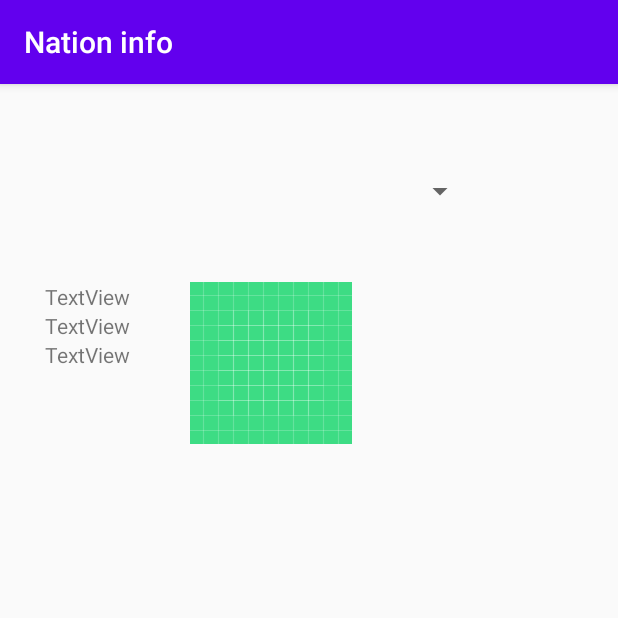
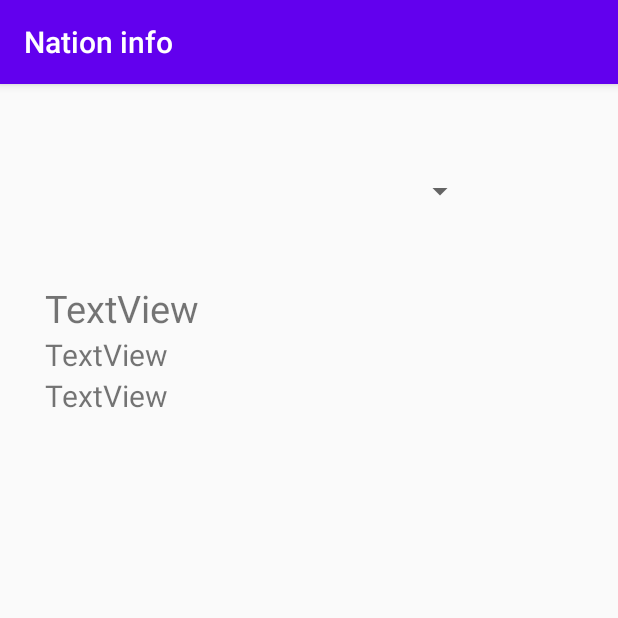
Before and after one commit to nannkau/contry, an Android app: the screen it shows after launch (MainActivity), on a phone screen of 412 x 824 dp, the top half of it. Run offline under Robolectric (Android 15) with nearby library versions, the phone set to English and light mode, and no system bars; pictures from the network do not load.

Commit message:
xong nà

```diff
--- a/app/build.gradle
+++ b/app/build.gradle
@@ -31,4 +31,7 @@ dependencies {
     testImplementation 'junit:junit:4.12'
     androidTestImplementation 'androidx.test.ext:junit:1.1.1'
     androidTestImplementation 'androidx.test.espresso:espresso-core:3.2.0'
+    implementation 'com.github.bumptech.glide:glide:4.11.0'
+    implementation 'com.android.support:support-v4:28.0.0'
+
 }
--- a/app/src/main/java/com/example/nationinfo/MainActivity.java
+++ b/app/src/main/java/com/example/nationinfo/MainActivity.java
@@ -6,11 +6,17 @@ import android.app.ProgressDialog;
 import android.os.AsyncTask;
 import android.os.Bundle;
 import android.util.Log;
+import android.view.View;
+import android.widget.AdapterView;
 import android.widget.ArrayAdapter;
+import android.widget.ImageView;
 import android.widget.ListAdapter;
 import android.widget.SimpleAdapter;
 import android.widget.Spinner;
+import android.widget.TextView;
 import android.widget.Toast;
+
+import com.bumptech.glide.Glide;
 
 import org.json.JSONArray;
 import org.json.JSONException;
@@ -29,45 +35,153 @@ import java.util.HashMap;
 public class MainActivity extends AppCompatActivity {
     ArrayList<Contry> countryList;
     Spinner spinner;
-
+    TextView textView;
+    TextView textView2;
+    TextView textView3;
+    ImageView imageView;
+    private String TAG = MainActivity.class.getSimpleName();
 
     @Override
     protected void onCreate(Bundle savedInstanceState) {
         super.onCreate(savedInstanceState);
         setContentView(R.layout.activity_main);
-        spinner= (Spinner) findViewById(R.id.spinner);
+       spinner= (Spinner) findViewById(R.id.spinner);
+       textView= (TextView) findViewById(R.id.textView);
+        textView2= (TextView) findViewById(R.id.textView2);
+        textView3= (TextView) findViewById(R.id.textView3);
+        imageView= (ImageView) findViewById(R.id.imageView);
        // new GetCountry().execute("http://api.geonames.org/countryInfoJSON?formatted=true&lang=it&username=nannkau&style=full");
-        new GetCountry().execute("http://api.geonames.org/findNearbyPlaceNameJSON?lat=47.3&lng=9&username=nannkau");
+//        new ReadJson().execute("http://api.geonames.org/findNearbyPlaceNameJSON?lat=47.3&lng=9&username=nannkau");
+        new GetContacts().execute();
+        countryList= new ArrayList<Contry>();
+        spinner.setOnItemSelectedListener(new AdapterView.OnItemSelectedListener() {
+            @Override
+            public void onItemSelected(AdapterView<?> parent, View view, int position, long id){
+                String name =spinner.getItemAtPosition(position).toString();
+                for(Contry a :countryList){
+                    if(a.getName().equals(name)){
+                        textView.setText("Name: "+a.getName());
+                        textView2.setText("Population: "+a.getPopulation()+"(people)");
+                        textView3.setText("Area:" +a.getArea()+"(km)");
+                        Glide.with(MainActivity.this)
+                                .load(a.getLinkFlag())
+                                .into(imageView);
+                    }
+                }
+            }
 
+            @Override
+            public void onNothingSelected(AdapterView<?> parent) {
+
+            }
+        });
     }
-    private class GetCountry extends AsyncTask<String, Void, String> {
-
-
-        protected String doInBackground(String... strings) {
-
-            StringBuilder content= new StringBuilder();
-            try {
-                URL url= new URL(strings[0]);
-                InputStreamReader inputStreamReader= new InputStreamReader(url.openConnection().getInputStream());
-                BufferedReader bufferedReader= new BufferedReader(inputStreamReader);
-                String line="";
-                while ((line=bufferedReader.readLine())!=null){
-                    content.append(line);
-                }
-                bufferedReader.close();
-            } catch (MalformedURLException e) {
-                e.printStackTrace();
-            } catch (IOException e) {
-                e.printStackTrace();
-            }
-            return  content.toString();
+    private class GetContacts extends AsyncTask<Void, Void, Void> {
+        @Override
+        protected void onPreExecute() {
+            super.onPreExecute();
+            Toast.makeText(MainActivity.this,"Json Data is downloading",Toast.LENGTH_LONG).show();
+///flags/x/code.gif
         }
 
         @Override
-        protected void onPostExecute(String s) {
-            super.onPostExecute(s);
+        protected Void doInBackground(Void... arg0) {
+            HttpHandler sh = new HttpHandler();
+            // Making a request to url and getting response
+            String url = "http://api.geonames.org/countryInfoJSON?formatted=true&lang=it&username=nannkau&style=full";
+            String jsonStr = sh.makeServiceCall(url);
 
-            Toast.makeText(MainActivity.this,s,Toast.LENGTH_SHORT).show();
+            Log.e(TAG, "Response from url: " + jsonStr);
+            if (jsonStr != null) {
+                try {
+                    JSONObject jsonObj = new JSONObject(jsonStr);
+
+                    // Getting JSON Array node
+                    JSONArray contacts = jsonObj.getJSONArray("geonames");
+
+                    // looping through All Contacts
+                    for (int i = 0; i < contacts.length(); i++) {
+                        JSONObject c = contacts.getJSONObject(i);
+                        String name = c.getString("countryName");
+                        String population = c.getString("population");
+                        String area = c.getString("areaInSqKm");
+                        String linkFlag="http://api.geonames.org/flags/x/"+c.getString("fipsCode").toLowerCase()+".gif";
+                      Contry country= new Contry(name,population,area,linkFlag);
+
+                        // adding each child node to HashMap key => value
+
+                        // adding contact to contact list
+                        countryList.add(country);
+                    }
+                } catch (final JSONException e) {
+                    Log.e(TAG, "Json parsing error: " + e.getMessage());
+                    runOnUiThread(new Runnable() {
+                        @Override
+                        public void run() {
+                            Toast.makeText(getApplicationContext(),
+                                    "Json parsing error: " + e.getMessage(),
+                                    Toast.LENGTH_LONG).show();
+                        }
+                    });
+
+                }
+
+            } else {
+                Log.e(TAG, "Couldn't get json from server.");
+                runOnUiThread(new Runnable() {
+                    @Override
+                    public void run() {
+                        Toast.makeText(getApplicationContext(),
+                                "Couldn't get json from server. Check LogCat for possible errors!",
+                                Toast.LENGTH_LONG).show();
+                    }
+                });
+            }
+
+            return null;
+        }
+
+        @Override
+        protected void onPostExecute(Void result) {
+            super.onPostExecute(result);
+            ArrayList<String > arrayList= new ArrayList<>();
+            for(Contry c: countryList){
+                arrayList.add(c.getName());
+            }
+           ArrayAdapter<String> adapter = new ArrayAdapter<String>(MainActivity.this,R.layout.support_simple_spinner_dropdown_item,arrayList);
+            adapter.setDropDownViewResource(android.R.layout
+                    .simple_spinner_dropdown_item);
+            spinner.setAdapter(adapter);
+
+        }
+//    private class ReadJson extends AsyncTask<String, Void, String> {
+
+
+//        protected String doInBackground(String... strings) {
+//
+//            StringBuilder content= new StringBuilder();
+//            try {
+//                URL url= new URL(strings[0]);
+//                InputStreamReader inputStreamReader= new InputStreamReader(url.openConnection().getInputStream());
+//                BufferedReader bufferedReader= new BufferedReader(inputStreamReader);
+//                String line="";
+//                while ((line=bufferedReader.readLine())!=null){
+//                    content.append(line);
+//                }
+//                bufferedReader.close();
+//            } catch (MalformedURLException e) {
+//                e.printStackTrace();
+//            } catch (IOException e) {
+//                e.printStackTrace();
+//            }
+//            return  content.toString();
+//        }
+//
+//        @Override
+//        protected void onPostExecute(String s) {
+//            super.onPostExecute(s);
+//
+//            Toast.makeText(MainActivity.this,s+"haha",Toast.LENGTH_SHORT).show();
 //            countryList= new ArrayList<>();
 //
 //                try {
@@ -109,6 +223,7 @@ public class MainActivity extends AppCompatActivity {
 //        } catch (JSONException e) {
 //                    e.printStackTrace();
 //                }
-         }
+//         }
 
+//}
 }}
--- a/app/src/main/res/layout/activity_main.xml
+++ b/app/src/main/res/layout/activity_main.xml
@@ -12,6 +12,7 @@
         android:layout_height="wrap_content"
         android:layout_marginTop="50dp"
         android:text="TextView"
+        android:textSize="25dp"
         app:layout_constraintStart_toStartOf="@+id/spinner"
         app:layout_constraintTop_toBottomOf="@+id/spinner" />
 
@@ -20,6 +21,7 @@
         android:layout_width="wrap_content"
         android:layout_height="wrap_content"
         android:text="TextView"
+        android:textSize="20dp"
         app:layout_constraintStart_toStartOf="@+id/textView"
         app:layout_constraintTop_toBottomOf="@+id/textView" />
 
@@ -28,6 +30,7 @@
         android:layout_width="wrap_content"
         android:layout_height="wrap_content"
         android:text="TextView"
+        android:textSize="20dp"
         app:layout_constraintStart_toStartOf="@+id/textView"
         app:layout_constraintTop_toBottomOf="@+id/textView2" />
 
@@ -42,11 +45,10 @@
 
     <ImageView
         android:id="@+id/imageView"
-        android:layout_width="wrap_content"
-        android:layout_height="wrap_content"
-        android:layout_marginStart="40dp"
-        app:layout_constraintStart_toEndOf="@+id/textView3"
-        app:layout_constraintTop_toTopOf="@+id/textView"
-        app:srcCompat="@drawable/ic_launcher_background" />
+        android:layout_width="300dp"
+        android:layout_height="400dp"
+        android:layout_marginTop="30dp"
+        app:layout_constraintStart_toStartOf="@+id/textView3"
+        app:layout_constraintTop_toBottomOf="@+id/textView3" />
 
 </androidx.constraintlayout.widget.ConstraintLayout>
```
Also changed, not shown: app/src/main/java/com/example/nationinfo/Contry.java (+11 -2 lines).
